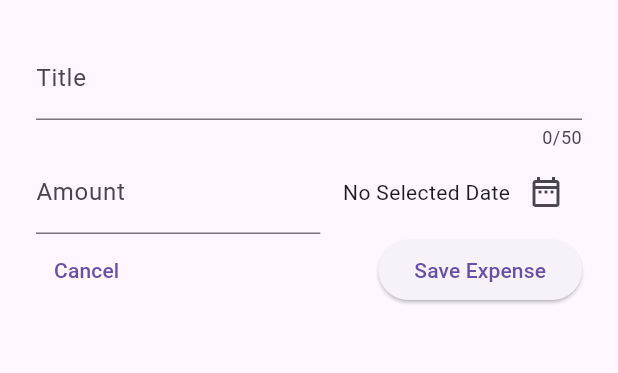
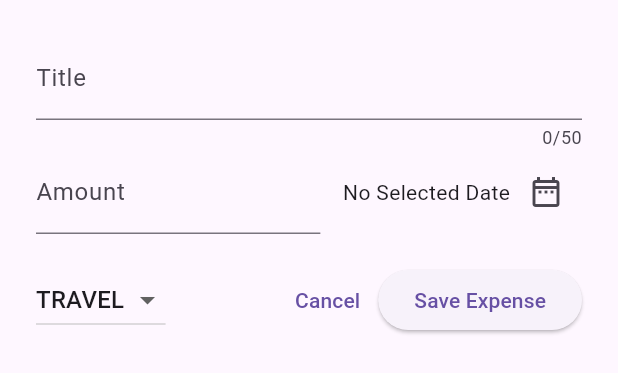
Before and after one commit to medSba/Expenses, a Flutter app: the NewExpense widget shown alone on an empty page, opened directly, on a phone screen of 412 x 824 dp. Shown: the top 373 px of the screen. Run offline on Flutter 3.47's test engine with Material 3 defaults, Android fonts, the phone set to English and light mode, and no system bars.

Commit message:
Create DropDown Button

```diff
--- a/lib/widgets/new_expense.dart
+++ b/lib/widgets/new_expense.dart
@@ -1,5 +1,6 @@
 import 'package:flutter/material.dart';
 import 'package:intl/intl.dart';
+import '../models/expense.dart';
 
 class NewExpense extends StatefulWidget {
   const NewExpense({super.key});
@@ -13,6 +14,8 @@ class _NewExpenseState extends State<NewExpense> {
   final _amount = TextEditingController();
   DateTime? _selectedDate ;
   final formatter = DateFormat.yMd();
+  Category _selectedCategory = Category.travel;
+
   @override
   void dispose() {
     super.dispose();
@@ -68,14 +71,30 @@ class _NewExpenseState extends State<NewExpense> {
                 ),
             ],
           ),
+          const SizedBox(height: 20,),
           Row(
             children: [
+              DropdownButton(
+                value: _selectedCategory,
+                  items: Category.values.map(
+                          (e) => DropdownMenuItem(
+                            value: e,
+                          child: Text(e.name.toUpperCase())
+                      )).toList(),
+                  onChanged: (newCat){
+                    if(newCat==null){
+                      return;
+                    }
+                    setState(() {
+                      _selectedCategory=newCat;
+                    });
+                  }),
+              const Spacer(),
               TextButton(
                   onPressed: (){
                     Navigator.pop(context);
                   },
                   child: const Text('Cancel')),
-              const Spacer(),
               ElevatedButton(
                   onPressed: (){},
                   child: const Text('Save Expense'))
```
